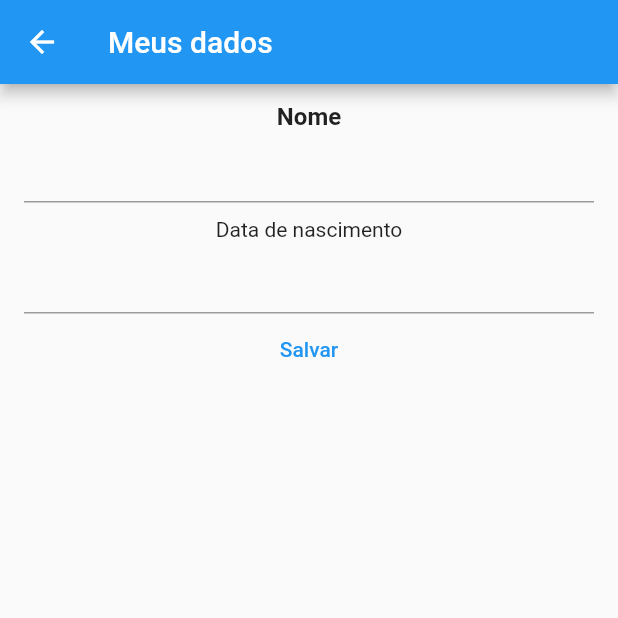
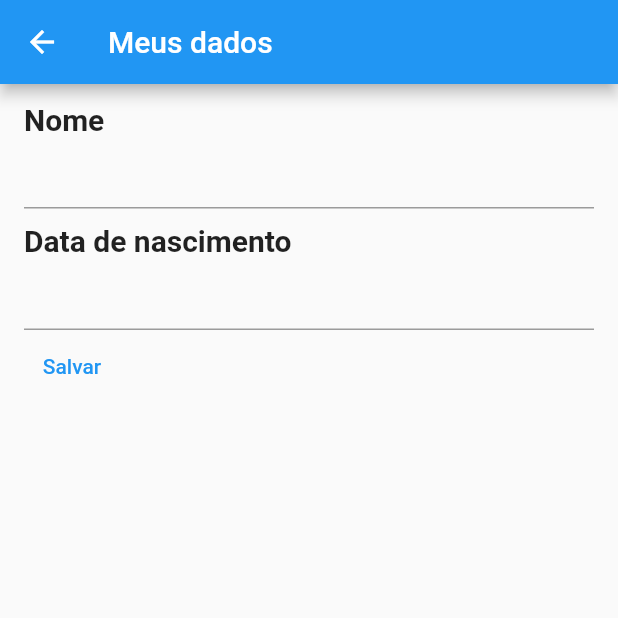
Before and after one commit to devfelpSs/testapps, a Flutter app: the DadosCadastraisPage screen opened directly, after a tap on "Salvar", on a phone screen of 412 x 824 dp, the top half of it. Run offline on Flutter 3.47's test engine with Material 2 defaults, Android fonts, the phone set to English and light mode, and no system bars; our stand-ins replace google_fonts; network calls fail.

Commit message:
padronizando estilo de fonts

```diff
--- a/lib/pages/dados_cadastrais.dart
+++ b/lib/pages/dados_cadastrais.dart
@@ -1,5 +1,6 @@
 
 import 'package:flutter/material.dart';
+import 'package:testapp/shared/widgets/text_label.dart';
 
 
 class DadosCadastraisPage extends StatefulWidget {
@@ -13,6 +14,7 @@ class DadosCadastraisPage extends StatefulWidget {
 class _DadosCadastraisPageState extends State<DadosCadastraisPage> {
   var nomeController = TextEditingController(text: "");
   var dataNascimentoController = TextEditingController(text: "");
+  DateTime? dataNascimento;
 
   @override
   Widget build(BuildContext context) {
@@ -21,13 +23,14 @@ class _DadosCadastraisPageState extends State<DadosCadastraisPage> {
       body: Padding(
         padding: const EdgeInsets.symmetric(vertical: 12, horizontal: 16),
         child: Column(
-          children: [Text("Nome", style: TextStyle(fontSize: 16, fontWeight: FontWeight.w700),
-          ),
-          TextField(
+          crossAxisAlignment: CrossAxisAlignment.start,
+          children: [
+            const TextLabel(texto: "Nome"),
+            TextField(
             controller: nomeController,
           ),
-          SizedBox(height: 10,),
-          Text("Data de nascimento"),
+          const SizedBox(height: 10,),
+          const TextLabel(texto: "Data de nascimento"),
           TextField(
             controller: dataNascimentoController,
             readOnly: true,
@@ -39,12 +42,14 @@ class _DadosCadastraisPageState extends State<DadosCadastraisPage> {
                 lastDate: DateTime(2023,10,23));
               if (data != null){
                 dataNascimentoController.text = data.toString();
+                dataNascimento = data;
               };
             },
           ),
           TextButton(
             onPressed: () {
               print(nomeController.text);
+              print(dataNascimento);
           },
           child: Text("Salvar"),
           )
--- /dev/null
+++ b/lib/shared/widgets/text_label.dart
@@ -0,0 +1,14 @@
+import 'package:flutter/src/widgets/framework.dart';
+import 'package:flutter/src/widgets/placeholder.dart';
+import 'package:flutter/material.dart';
+
+
+class TextLabel extends StatelessWidget {
+  final String texto;
+  const TextLabel({Key? key, required this.texto}) : super(key: key);
+
+  @override
+  Widget build(BuildContext context) {
+    return Text(texto, style: const TextStyle(fontSize: 20, fontWeight: FontWeight.w700));
+  }
+}
```
